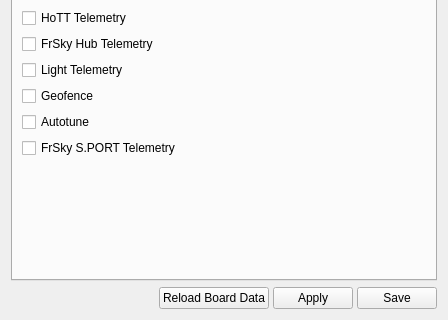
Old version of the form ground/gcs/src/plugins/config/modules.ui in the repository TauLabs/TauLabs; both pictures show x 0 to 448 and y 377 to 697 of the 448 by 697 pixel window.
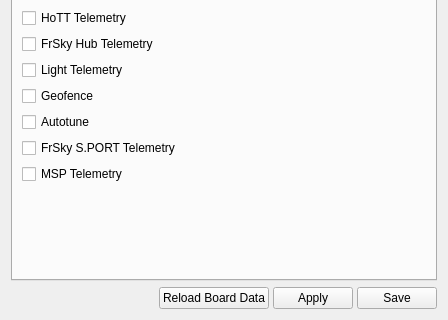
New version of the form. Icons and pictures are not drawn.

Commit message: GCS:Config: Add checkbox for UAVOMSPBridge to modules page

```diff
--- a/ground/gcs/src/plugins/config/modules.ui
+++ b/ground/gcs/src/plugins/config/modules.ui
@@ -208,6 +208,16 @@
          </property>
         </widget>
        </item>
+       <item>
+        <widget class="QCheckBox" name="cbUAVOMSPBridge">
+         <property name="toolTip">
+          <string>&lt;html&gt;&lt;head/&gt;&lt;body&gt;&lt;p&gt;This enables the UAVOMSPBridge module, which allows the Multiwii Serial Protocol to be used.&lt;/p&gt;&lt;/body&gt;&lt;/html&gt;</string>
+         </property>
+         <property name="text">
+          <string>MSP Telemetry</string>
+         </property>
+        </widget>
+       </item>
        <item>
         <spacer name="verticalSpacer_4">
          <property name="orientation">
```
The commit also changes 1 other file.
